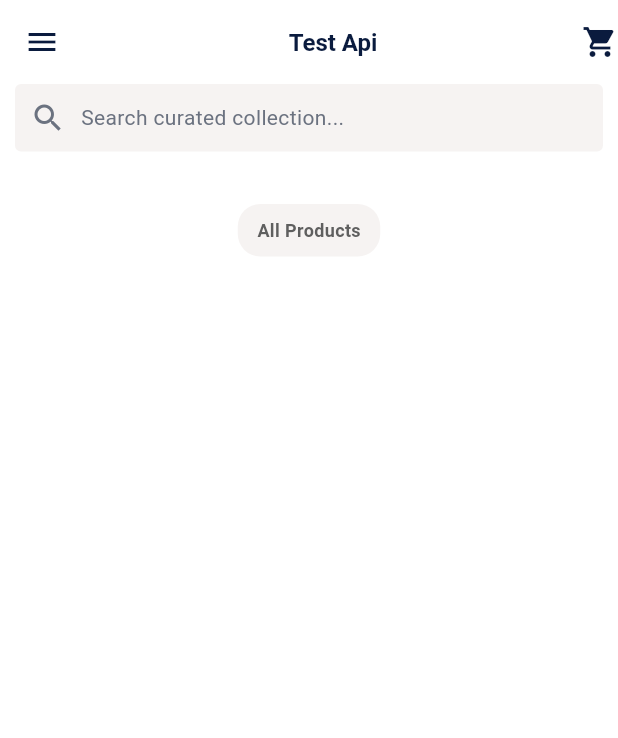
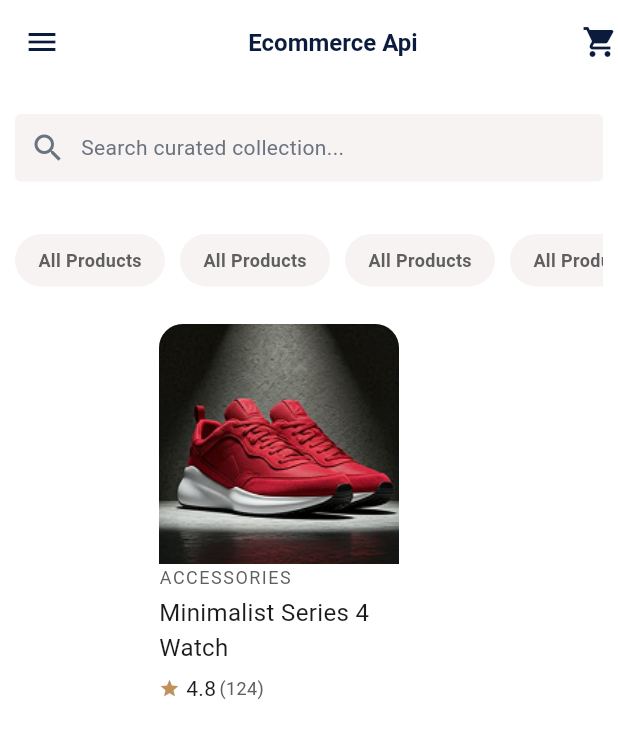
Before and after one commit to MufyDhaBeee/ecommerce_api, a Flutter app: the screen it shows after launch, on a phone screen of 412 x 824 dp. Shown: the top 738 px of the screen. Run offline on Flutter 3.47's test engine with Material 3 defaults, Android fonts, the phone set to English and light mode, and no system bars.

Commit message:
ecommerce ui design

```diff
--- a/lib/view/home.dart
+++ b/lib/view/home.dart
@@ -10,17 +10,20 @@ class Home extends StatefulWidget {
 class _HomeState extends State<Home> {
   @override
   Widget build(BuildContext context) {
-    return  Scaffold(
+    return Scaffold(
       backgroundColor: Color.fromRGBO(255, 255, 255, 1),
       appBar: AppBar(
         backgroundColor: Color.fromRGBO(255, 255, 255, 1),
-        leading: Icon(Icons.menu, color: Color.fromRGBO(10, 27, 62, 1),),
+        leading: Icon(Icons.menu, color: Color.fromRGBO(10, 27, 62, 1)),
         title: Center(
-          child: Text('Test Api', style: TextStyle(
+          child: Text(
+            'Ecommerce Api',
+            style: TextStyle(
               fontSize: 16,
               fontWeight: FontWeight.bold,
               color: Color.fromRGBO(10, 27, 62, 1),
-          ),),
+            ),
+          ),
         ),
         actions: [
           Icon(Icons.shopping_cart, color: Color.fromRGBO(10, 27, 62, 1)),
@@ -28,8 +31,9 @@ class _HomeState extends State<Home> {
       ),
       body: Column(
         children: [
+          SizedBox(height: 20),
           Padding(
-            padding: const EdgeInsets.only(left: 10, right: 10),
+            padding: EdgeInsets.only(left: 10, right: 10),
             child: Container(
               width: MediaQuery.of(context).size.width,
               height: 45,
@@ -39,33 +43,121 @@ class _HomeState extends State<Home> {
               ),
               child: Row(
                 children: [
-                  SizedBox(width: 10,),
-                  Icon(Icons.search, color: Color.fromRGBO(107, 114, 128, 1),),
-                  SizedBox(width: 10,),
-                  Text('Search curated collection...', style: TextStyle(
-                    color: Color.fromRGBO(107, 114, 128, 1),
-                  ),),
+                  SizedBox(width: 10),
+                  Icon(Icons.search, color: Color.fromRGBO(107, 114, 128, 1)),
+                  SizedBox(width: 10),
+                  Text(
+                    'Search curated collection...',
+                    style: TextStyle(color: Color.fromRGBO(107, 114, 128, 1)),
+                  ),
                 ],
               ),
             ),
           ),
-          SizedBox(height: 35,),
+          SizedBox(height: 35),
           //listview chips
-          Container(
+          Padding(
+            padding: const EdgeInsets.only(left: 10, right: 10),
+            child: SizedBox(
               height: 35,
-            width: 95,
+              child: ListView.separated(
+                scrollDirection: Axis.horizontal,
+                itemCount: 5,
+                itemBuilder: (BuildContext context, int index) {
+                  return Container(
+                    height: 30,
+                    width: 100,
                     decoration: BoxDecoration(
-              color: Color.fromRGBO(246, 243, 242, 1),
-              borderRadius: BorderRadius.circular(15),
+                      color: const Color.fromRGBO(246, 243, 242, 1),
+                      borderRadius: BorderRadius.circular(20),
                     ),
-            child: Center(
-              child: Text('All Products', style: TextStyle(
+                    child: const Center(
+                      child: Text(
+                        'All Products',
+                        style: TextStyle(
                           fontSize: 12,
                           fontWeight: FontWeight.bold,
                           color: Color.fromRGBO(95, 95, 95, 1),
+                        ),
+                      ),
+                    ),
+                  );
+                },
+                separatorBuilder: (BuildContext context, int index) {
+                  return const SizedBox(width: 10);
+                },
+              ),
+            ),
+          ),
+          SizedBox(height: 25),
+          Container(
+            width: 200,
+            decoration: BoxDecoration(
+              color: Color.fromRGBO(255, 255, 255, 1),
+              borderRadius: BorderRadius.circular(16),
+            ),
+            child: Column(
+              crossAxisAlignment: CrossAxisAlignment.start,
+              children: [
+                //------------image----------------------------------------->>>
+                Container(
+                  height: 160,
+                  decoration: BoxDecoration(
+                    color: Colors.grey,
+                    borderRadius: BorderRadius.only(
+                      topRight: Radius.circular(16),
+                      topLeft: Radius.circular(16),
+                    ),
+                  ),
+                  child: ClipRRect(
+                    borderRadius: BorderRadius.only(topLeft: Radius.circular(16), topRight: Radius.circular(16)),
+                      child: Image.asset('assets/images/Sport Shoes.jpg', fit: BoxFit.cover,)),
+                ),
+                //-------Desciption Section---------------------->>>
+                Column(
+                  crossAxisAlignment: CrossAxisAlignment.start,
+                  children: [
+                    Text('ACCESSORIES', style: TextStyle(
+                      fontSize: 12,
+                      color: Color.fromRGBO(95, 95, 95, 1),
+                      letterSpacing: 1,
                     ),),
+                    SizedBox(
+                      height: 4,
                     ),
+                    Text('Minimalist Series 4 \nWatch', maxLines: 2,
+                      style: TextStyle(
+                      color: Color.fromRGBO(28, 27, 27, 1),
+                      fontSize: 16,
+                      fontWeight: FontWeight.normal,
+                      overflow: TextOverflow.ellipsis,
+                    ),),
+                    SizedBox(height: 6,),
+                    Row(
+                      children: [
+                        Icon(Icons.star, color: Color.fromRGBO(193, 144, 94, 1), size: 14,),
+                        SizedBox(width: 4,),
+                        Text('4.8', style: TextStyle(
+                          color: Color.fromRGBO(28, 27, 27, 1),
+                          fontSize: 14,
+                        ),),
+                        SizedBox(width: 2,),
+                        Text('(124)', style: TextStyle(
+                          fontSize: 12,
+                          fontWeight: FontWeight.normal,
+                          color: Color.fromRGBO(96, 96, 96, 1),
+                        ),)
+                      ],
+                    ),
+                    SizedBox(height: 12,),
+                    //----write here-----
+
+                  ],
                 )
+
+              ],
+            ),
+          ),
 
         ],
       ),
--- a/pubspec.yaml
+++ b/pubspec.yaml
@@ -34,6 +34,7 @@ dependencies:
   # The following adds the Cupertino Icons font to your application.
   # Use with the CupertinoIcons class for iOS style icons.
   cupertino_icons: ^1.0.8
+  svg_flutter: ^0.0.1
 
 dev_dependencies:
   flutter_test:
@@ -58,8 +59,8 @@ flutter:
   uses-material-design: true
 
   # To add assets to your application, add an assets section, like this:
-  # assets:
-  #   - images/a_dot_burr.jpeg
+  assets:
+     - assets/images/
   #   - images/a_dot_ham.jpeg
 
   # An image asset can refer to one or more resolution-specific "variants", see
```
Also changed, not shown: assets/images/Sport Shoes.jpg (added), pubspec.lock. Lines whose indentation alone changed are shown as unchanged.
